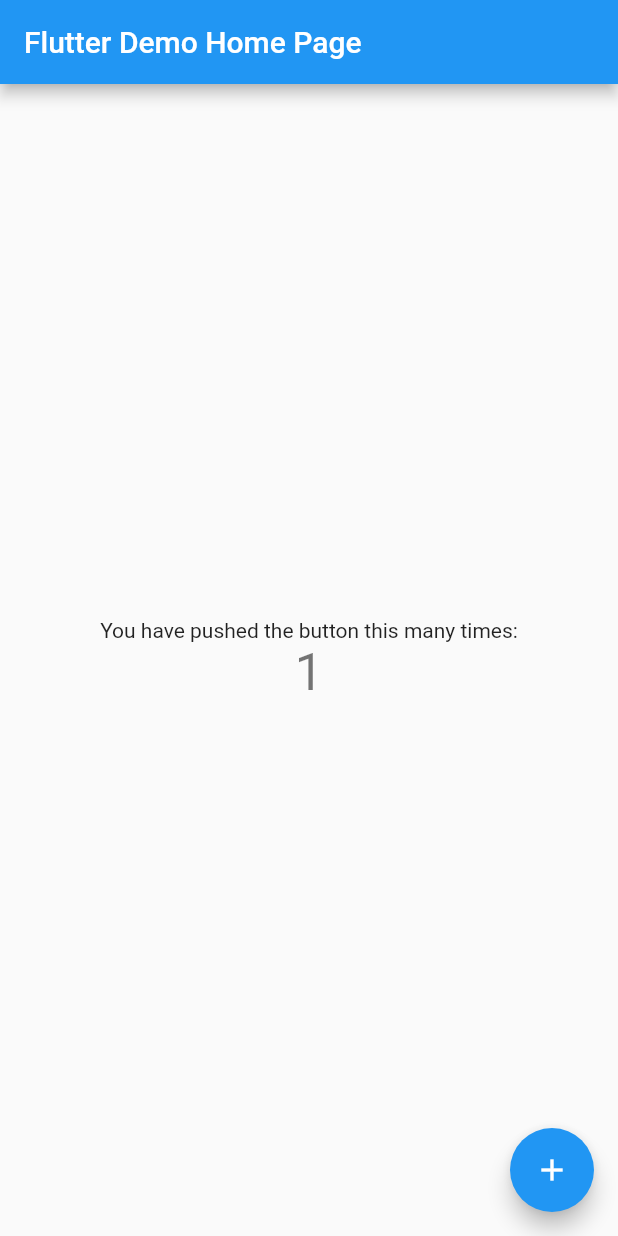
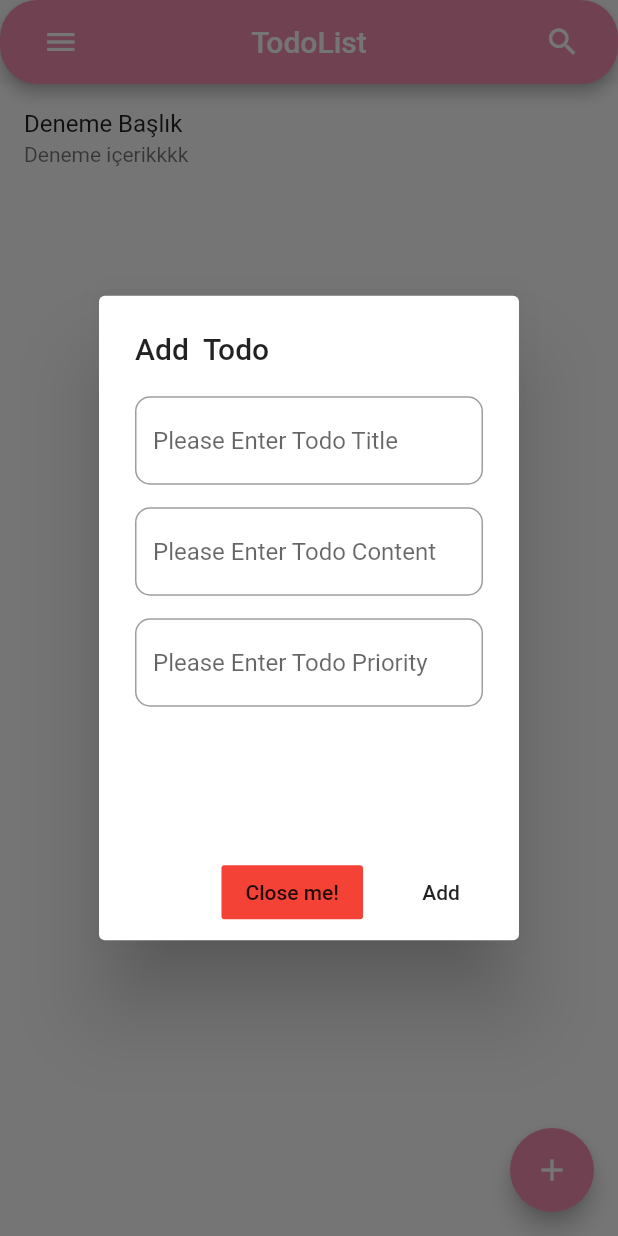
Before and after one commit to baynarkozcu/todomobileapp, a Flutter app: the screen it shows after launch, after a tap on the "add" icon, on a phone screen of 412 x 824 dp. Run offline on Flutter 3.47's test engine with Material 2 defaults, Android fonts, the phone set to English and light mode, and no system bars.

Commit message:
todo page is created

```diff
--- a/lib/main.dart
+++ b/lib/main.dart
@@ -1,4 +1,5 @@
 import 'package:flutter/material.dart';
+import 'package:todo_mobile/screens/home.dart';
 
 void main() {
   runApp(MyApp());
@@ -9,105 +10,8 @@
   @override
   Widget build(BuildContext context) {
     return MaterialApp(
-      title: 'Flutter Demo',
-      theme: ThemeData(
-        // This is the theme of your application.
-        //
-        // Try running your application with "flutter run". You'll see the
-        // application has a blue toolbar. Then, without quitting the app, try
-        // changing the primarySwatch below to Colors.green and then invoke
-        // "hot reload" (press "r" in the console where you ran "flutter run",
-        // or simply save your changes to "hot reload" in a Flutter IDE).
-        // Notice that the counter didn't reset back to zero; the application
-        // is not restarted.
-        primarySwatch: Colors.blue,
-      ),
-      home: MyHomePage(title: 'Flutter Demo Home Page'),
+      title: 'Todo Mobile Applications',
+      home: MyHomePage(),
     );
   }
 }
-
-class MyHomePage extends StatefulWidget {
-  MyHomePage({Key key, this.title}) : super(key: key);
-
-  // This widget is the home page of your application. It is stateful, meaning
-  // that it has a State object (defined below) that contains fields that affect
-  // how it looks.
-
-  // This class is the configuration for the state. It holds the values (in this
-  // case the title) provided by the parent (in this case the App widget) and
-  // used by the build method of the State. Fields in a Widget subclass are
-  // always marked "final".
-
-  final String title;
-
-  @override
-  _MyHomePageState createState() => _MyHomePageState();
-}
-
-class _MyHomePageState extends State<MyHomePage> {
-  int _counter = 0;
-
-  void _incrementCounter() {
-    setState(() {
-      // This call to setState tells the Flutter framework that something has
-      // changed in this State, which causes it to rerun the build method below
-      // so that the display can reflect the updated values. If we changed
-      // _counter without calling setState(), then the build method would not be
-      // called again, and so nothing would appear to happen.
-      _counter++;
-    });
-  }
-
-  @override
-  Widget build(BuildContext context) {
-    // This method is rerun every time setState is called, for instance as done
-    // by the _incrementCounter method above.
-    //
-    // The Flutter framework has been optimized to make rerunning build methods
-    // fast, so that you can just rebuild anything that needs updating rather
-    // than having to individually change instances of widgets.
-    return Scaffold(
-      appBar: AppBar(
-        // Here we take the value from the MyHomePage object that was created by
-        // the App.build method, and use it to set our appbar title.
-        title: Text(widget.title),
-      ),
-      body: Center(
-        // Center is a layout widget. It takes a single child and positions it
-        // in the middle of the parent.
-        child: Column(
-          // Column is also a layout widget. It takes a list of children and
-          // arranges them vertically. By default, it sizes itself to fit its
-          // children horizontally, and tries to be as tall as its parent.
-          //
-          // Invoke "debug painting" (press "p" in the console, choose the
-          // "Toggle Debug Paint" action from the Flutter Inspector in Android
-          // Studio, or the "Toggle Debug Paint" command in Visual Studio Code)
-          // to see the wireframe for each widget.
-          //
-          // Column has various properties to control how it sizes itself and
-          // how it positions its children. Here we use mainAxisAlignment to
-          // center the children vertically; the main axis here is the vertical
-          // axis because Columns are vertical (the cross axis would be
-          // horizontal).
-          mainAxisAlignment: MainAxisAlignment.center,
-          children: <Widget>[
-            Text(
-              'You have pushed the button this many times:',
-            ),
-            Text(
-              '$_counter',
-              style: Theme.of(context).textTheme.headline4,
-            ),
-          ],
-        ),
-      ),
-      floatingActionButton: FloatingActionButton(
-        onPressed: _incrementCounter,
-        tooltip: 'Increment',
-        child: Icon(Icons.add),
-      ), // This trailing comma makes auto-formatting nicer for build methods.
-    );
-  }
-}
--- /dev/null
+++ b/lib/models/todo.dart
@@ -0,0 +1,7 @@
+class Todo {
+  String title;
+  String content;
+  int priority;
+
+  Todo({this.title, this.content, this.priority});
+}
--- /dev/null
+++ b/lib/screens/home.dart
@@ -0,0 +1,124 @@
+import 'package:flutter/material.dart';
+import 'package:todo_mobile/models/todo.dart';
+
+class MyHomePage extends StatefulWidget {
+  @override
+  _MyHomePageState createState() => _MyHomePageState();
+}
+
+class _MyHomePageState extends State<MyHomePage> {
+  TextEditingController controllerTitle = TextEditingController();
+  TextEditingController controllerContent = TextEditingController();
+  TextEditingController controllerPriority = TextEditingController();
+  List<Todo> todos = [
+    Todo(title: "Deneme Başlık", content: "Deneme içerikkkk", priority: 2)
+  ];
+
+  _showMaterialDialog() {
+    showDialog(
+        context: context,
+        builder: (_) => new AlertDialog(
+              title: new Text("Add  Todo"),
+              content: Container(
+                height: MediaQuery.of(context).size.height / 3,
+                child: Column(
+                  children: [
+                    TextField(
+                      controller: controllerTitle,
+                      decoration: InputDecoration(
+                          hintText: "Please Enter Todo Title",
+                          border: OutlineInputBorder(
+                              borderRadius: BorderRadius.circular(10))),
+                    ),
+                    SizedBox(
+                      height: 15,
+                    ),
+                    TextField(
+                      controller: controllerContent,
+                      decoration: InputDecoration(
+                          hintText: "Please Enter Todo Content",
+                          border: OutlineInputBorder(
+                              borderRadius: BorderRadius.circular(10))),
+                    ),
+                    SizedBox(
+                      height: 15,
+                    ),
+                    TextField(
+                      keyboardType: TextInputType.number,
+                      controller: controllerPriority,
+                      decoration: InputDecoration(
+                          hintText: "Please Enter Todo Priority",
+                          border: OutlineInputBorder(
+                              borderRadius: BorderRadius.circular(10))),
+                    ),
+                  ],
+                ),
+              ),
+              actions: <Widget>[
+                FlatButton(
+                  color: Colors.red,
+                  child: Text('Close me!'),
+                  onPressed: () {
+                    Navigator.of(context).pop();
+                  },
+                ),
+                FlatButton(
+                  child: Text('Add'),
+                  onPressed: () {
+                    setState(() {
+                                            todos.add(Todo(
+                        title: controllerTitle.text,
+                        content: controllerContent.text,
+                        priority: int.parse(controllerPriority.text)));
+                    });
+
+                    Navigator.of(context).pop();
+                  },
+                )
+              ],
+            ));
+  }
+
+  @override
+  Widget build(BuildContext context) {
+    return Scaffold(
+      appBar: AppBar(
+        shape: RoundedRectangleBorder(borderRadius: BorderRadius.circular(25)),
+        backgroundColor: Colors.pink.shade200,
+        title: Text("TodoList"),
+        centerTitle: true,
+        leading: Padding(
+            padding: EdgeInsets.only(left: 25), child: Icon(Icons.menu)),
+        actions: [
+          Padding(
+            padding: EdgeInsets.only(right: 25),
+            child: Icon(
+              Icons.search,
+            ),
+          )
+        ],
+      ),
+      floatingActionButton: FloatingActionButton(
+        onPressed: () {
+          _showMaterialDialog();
+        },
+        backgroundColor: Colors.pink.shade200,
+        child: Icon(
+          Icons.add,
+        ),
+      ),
+      body: Container(
+        color: Colors.white,
+        child: ListView.builder(
+          itemCount: todos.length,
+          itemBuilder: (context, index) {
+            return ListTile(
+              title: Text(todos[index].title),
+              subtitle: Text(todos[index].content),
+            );
+          },
+        ),
+      ),
+    );
+  }
+}
```
